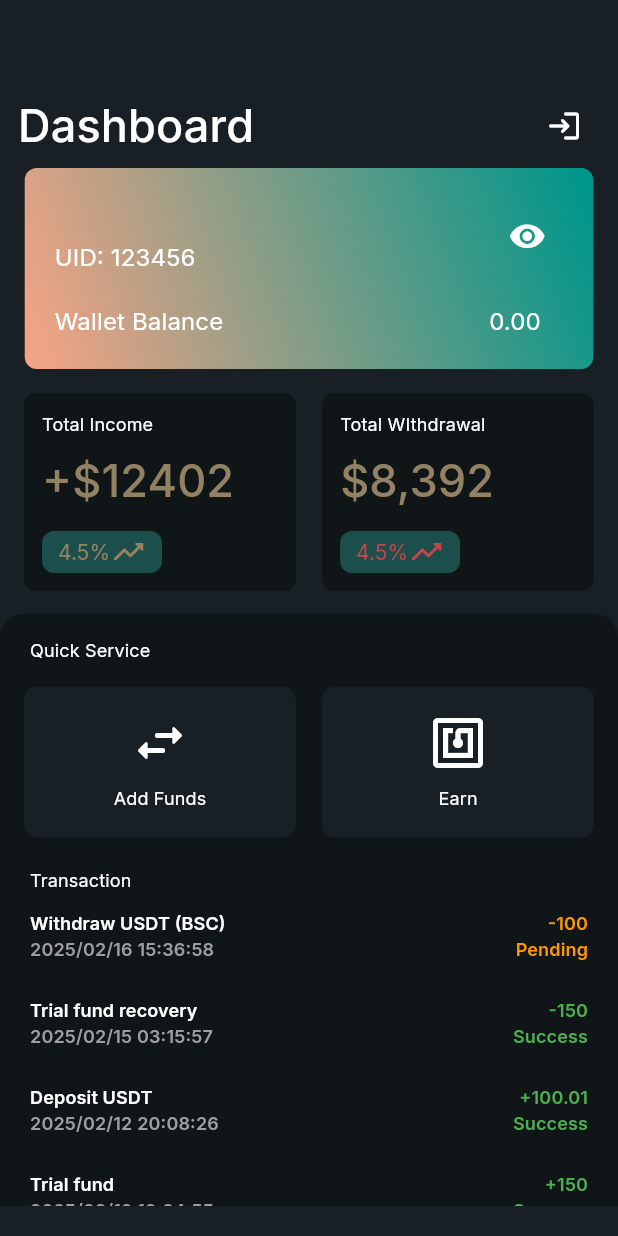
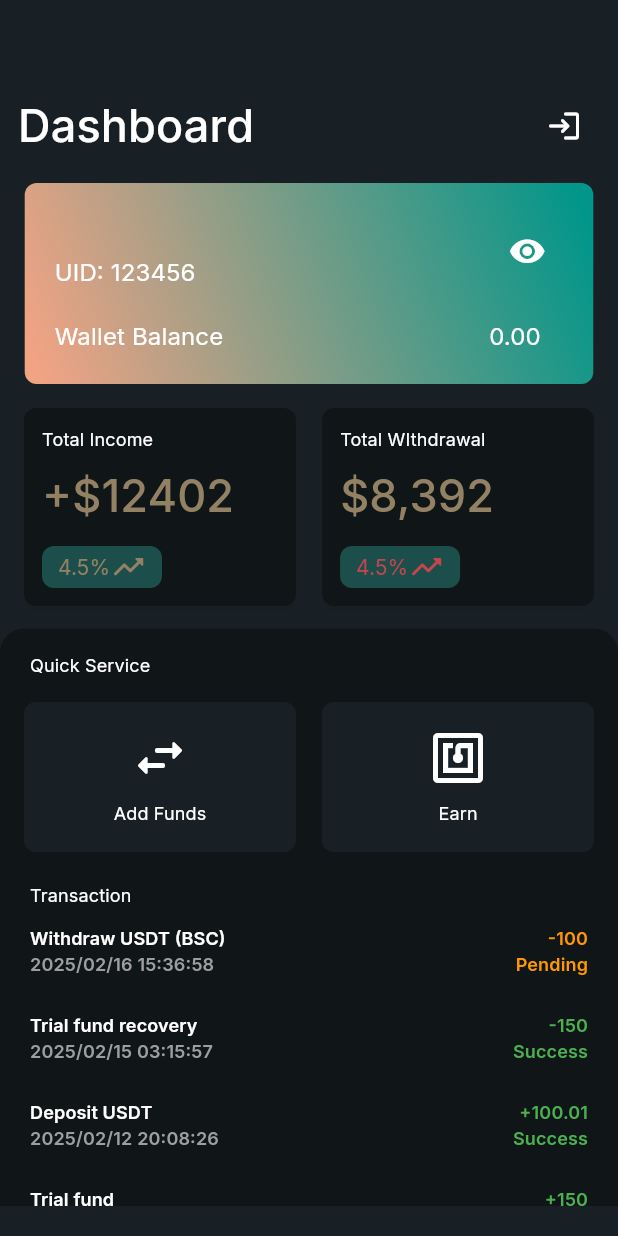
Before and after one commit to Sukhmeetsingh306/NFT_Trading, a Flutter app: the DashboardMainScreen screen opened by its route, on a phone screen of 412 x 824 dp. Run offline on Flutter 3.47's test engine with Material 3 defaults, Android fonts, the phone set to English and light mode, and no system bars; our stand-ins replace google_fonts, image_picker, intl_phone_field, permission_handler, shared_preferences; missing offline and left inert: random_avatar; accounts and stored records are empty; project files that could hold a hidden picture were left out.

Commit message:
added spacing

```diff
--- a/flow/lib/screen/main/dashboard_main_screen.dart
+++ b/flow/lib/screen/main/dashboard_main_screen.dart
@@ -207,7 +207,7 @@ class _DashboardMainScreenState extends State<DashboardMainScreen>
         child: Column(
           children: [
             Padding(
-              padding: EdgeInsetsDirectional.fromSTEB(12, 0, 12, 0),
+              padding: EdgeInsetsDirectional.fromSTEB(12, 0, 12, 10),
               child: Row(
                 mainAxisAlignment: MainAxisAlignment.spaceBetween,
                 children: [
```
